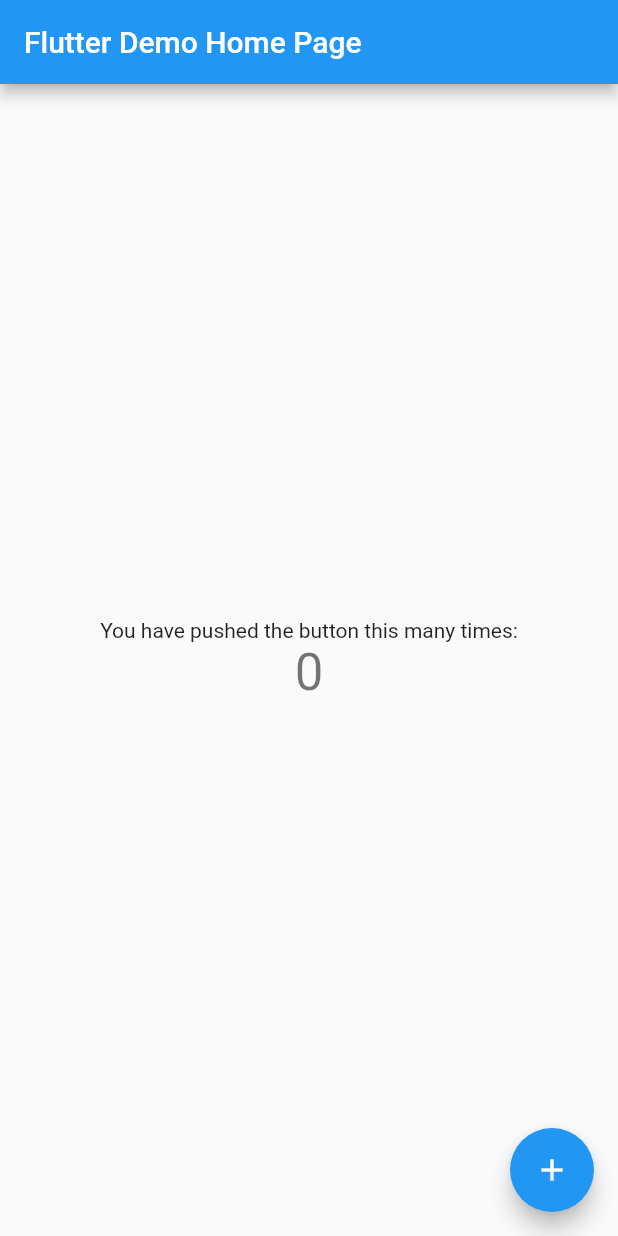
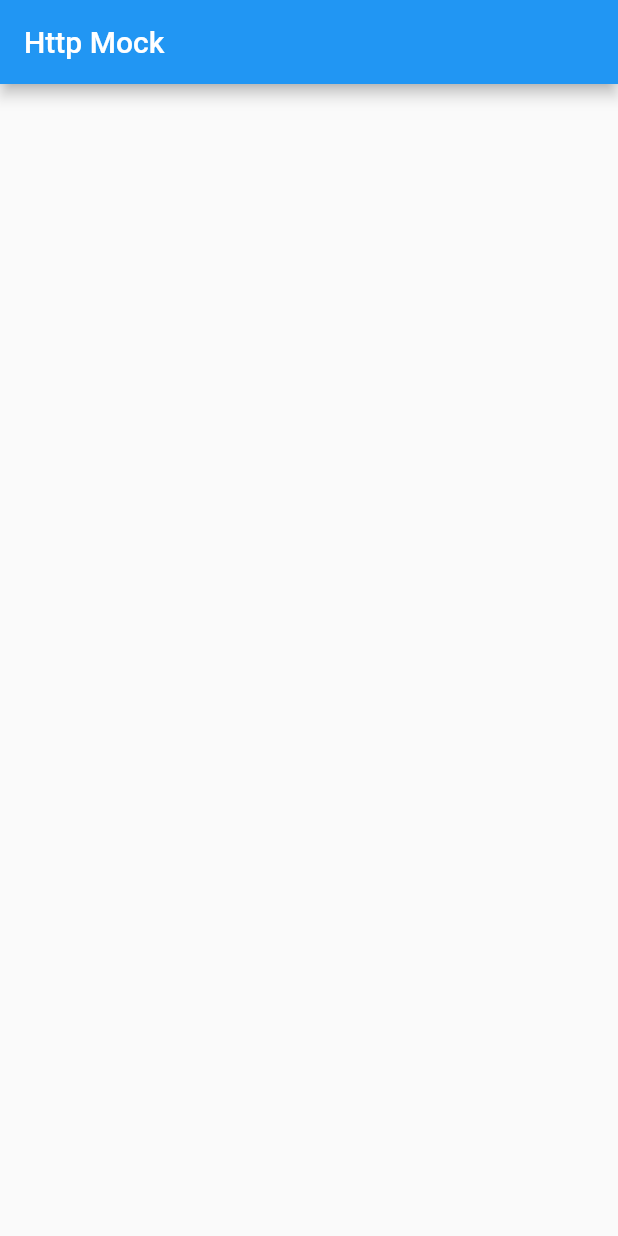
Before and after one commit to Sujan9992/flutter-tests-practice, a Flutter app: the screen it shows after launch, on a phone screen of 412 x 824 dp. Run offline on Flutter 3.47's test engine with Material 2 defaults, Android fonts, the light colour scheme and no system bars.

Commit message:
starting point

```diff
--- a/lib/main.dart
+++ b/lib/main.dart
@@ -7,43 +7,16 @@
 
   @override
   Widget build(BuildContext context) => MaterialApp(
-        title: 'Flutter Demo',
         theme: ThemeData(primarySwatch: Colors.blue),
-        home: const MyHomePage(title: 'Flutter Demo Home Page'),
+        home: const HttpMock(),
       );
 }
 
-class MyHomePage extends StatefulWidget {
-  const MyHomePage({super.key, required this.title});
-  final String title;
-
-  @override
-  State<MyHomePage> createState() => _MyHomePageState();
-}
-
-class _MyHomePageState extends State<MyHomePage> {
-  int _counter = 0;
-  void _incrementCounter() => setState(() => _counter++);
+class HttpMock extends StatelessWidget {
+  const HttpMock({super.key});
 
   @override
   Widget build(BuildContext context) => Scaffold(
-        appBar: AppBar(title: Text(widget.title)),
-        body: Center(
-          child: Column(
-            mainAxisAlignment: MainAxisAlignment.center,
-            children: <Widget>[
-              const Text('You have pushed the button this many times:'),
-              Text(
-                '$_counter',
-                style: Theme.of(context).textTheme.headlineMedium,
-              ),
-            ],
-          ),
-        ),
-        floatingActionButton: FloatingActionButton(
-          onPressed: _incrementCounter,
-          tooltip: 'Increment',
-          child: const Icon(Icons.add),
-        ),
+        appBar: AppBar(title: const Text('Http Mock')),
       );
 }
--- /dev/null
+++ b/lib/model/user.dart
@@ -0,0 +1 @@
+class User {}
--- /dev/null
+++ b/lib/repository/user_repo.dart
@@ -0,0 +1 @@
+class UserRepository {}
--- a/pubspec.yaml
+++ b/pubspec.yaml
@@ -12,6 +12,8 @@
     sdk: flutter
 
   cupertino_icons: ^1.0.2
+  mocktail: ^0.3.0
+  http: ^0.13.5
 
 dev_dependencies:
   flutter_test:
```
Also changed, not shown: pubspec.lock.
